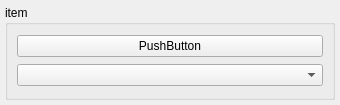
First picture: the form in formitem.ui, repository ruoxianSun/nestpp, before the edit.
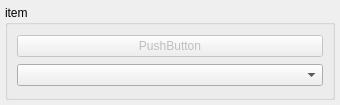
Second picture: the form after the edit. Custom widgets are drawn as their Qt base class.

```diff
--- a/formitem.ui
+++ b/formitem.ui
@@ -43,6 +43,9 @@
      <layout class="QVBoxLayout" name="verticalLayout_2">
       <item>
        <widget class="CPushButton" name="pushButton_3">
+        <property name="enabled">
+         <bool>false</bool>
+        </property>
         <property name="styleSheet">
          <string notr="true"/>
         </property>
```
